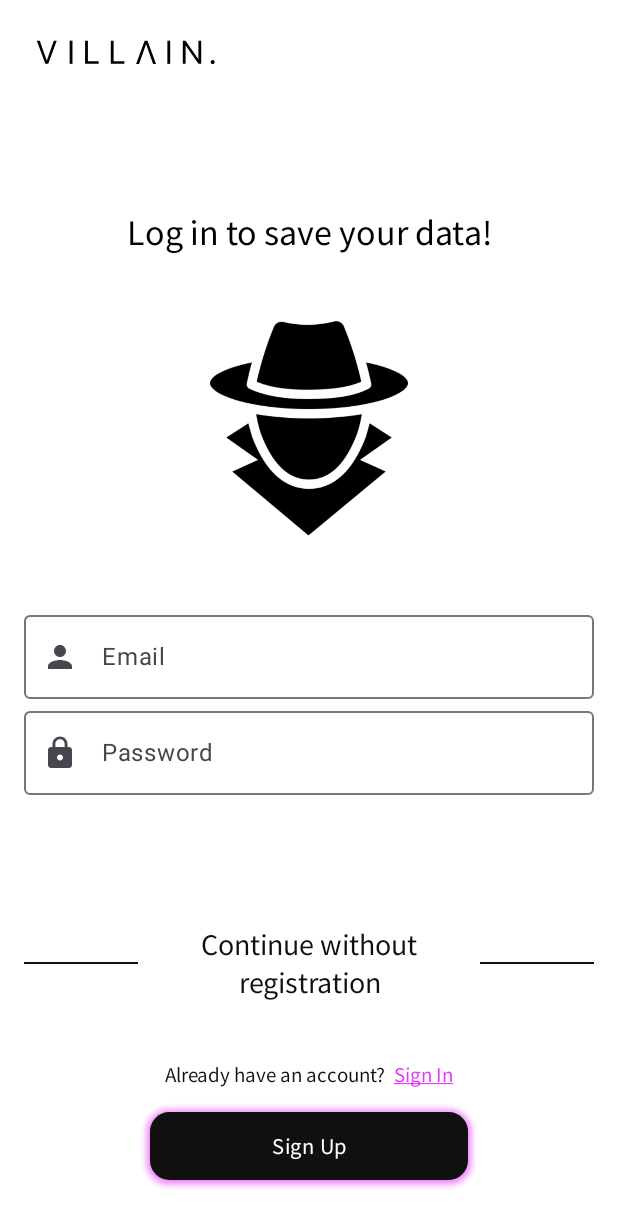
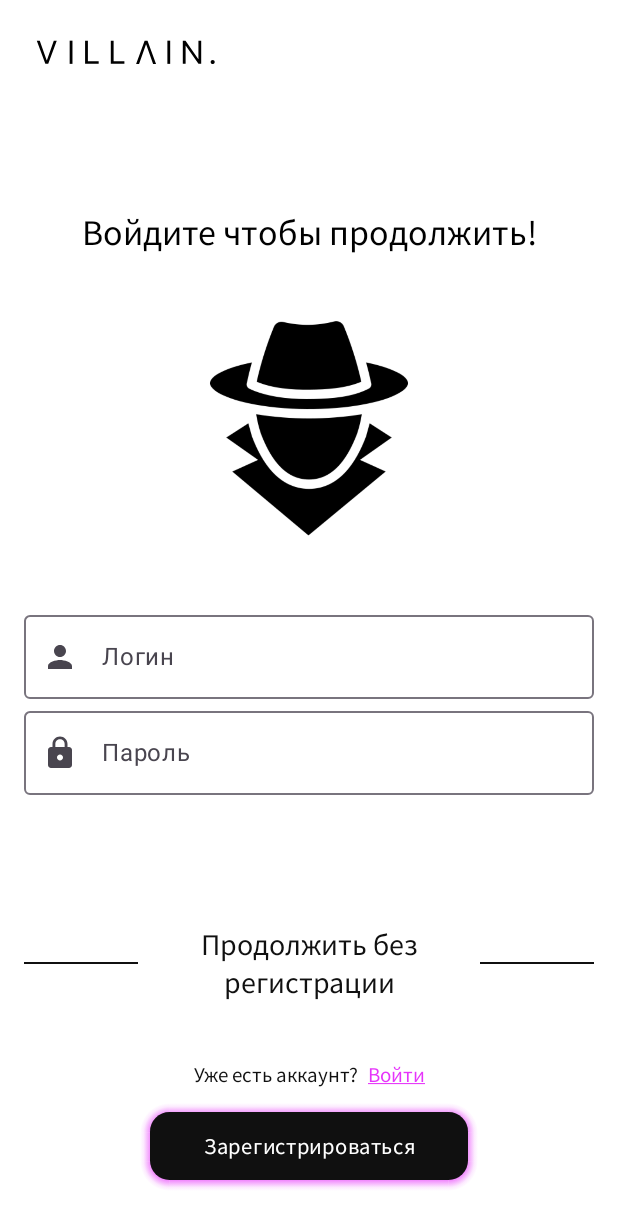
Before and after one commit to Supreme1Duck/Compose-Notes, an Android app built with Jetpack Compose: the SignUpScreen screen opened through its navigation route, on a phone screen of 412 x 824 dp. Shown: the top 1228 px of the screen. Run offline under Robolectric (Android 15) with nearby library versions, the phone set to English and light mode, and no system bars; our stand-ins replace Dagger/Hilt's generated code, accompanist, constraintlayout-compose.

Commit message:
Quick fix changes.

```diff
--- a/app/src/main/res/values/strings.xml
+++ b/app/src/main/res/values/strings.xml
@@ -6,26 +6,26 @@
     <string name="error_dialog_unknown_description">Internal error has occurred!</string>
 
     <string name="welcome_screen_title">VILLAIN</string>
-    <string name="welcome_screen_hello">Welcome to</string>
+    <string name="welcome_screen_hello">Добро пожаловать</string>
     <string name="welcome_screen_online_functions">Want to use online functions?</string>
-    <string name="welcome_screen_action">Next</string>
+    <string name="welcome_screen_action">Дальше</string>
     <string name="welcome_screen_checkbox_alert">Please confirm the agreement!</string>
-    <string name="welcome_screen_terms_checkbox">Terms and Conditions</string>
-    <string name="welcome_screen_terms_info">"By clicking checkbox you confirm an agreement with the usage of your personal data in terms of improving service"</string>
+    <string name="welcome_screen_terms_checkbox">Условия и соглашение</string>
+    <string name="welcome_screen_terms_info">"Выбирая, вы даете согласие на обработку персональных данных в целях улучшения сервиса"</string>
     <string name="welcome_screen_checkmark_description">CheckMark</string>
 
     <string name="welcome_screen_navigation_start">start</string>
 
-    <string name="sign_in_screen_action">Sign In</string>
-    <string name="sign_in_screen_title">Log in to continue!</string>
+    <string name="sign_in_screen_action">Войти</string>
+    <string name="sign_in_screen_title">Войдите чтобы продолжить!</string>
 
-    <string name="sign_up_screen_action">Sign Up</string>
-    <string name="sign_up_screen_title">Log in to save your data!</string>
-    <string name="sign_up_screen_continue_without_reg">Continue without registration</string>
-    <string name="sign_up_already_have_acc">Already have an account?</string>
-    <string name="sign_up_screen_action_sign_in">Sign In</string>
-    <string name="sign_up_screen_email_hint">Email</string>
-    <string name="sign_up_screen_password_hint">Password</string>
+    <string name="sign_up_screen_action">Зарегистрироваться</string>
+    <string name="sign_up_screen_title">Войдите чтобы продолжить!</string>
+    <string name="sign_up_screen_continue_without_reg">Продолжить без регистрации</string>
+    <string name="sign_up_already_have_acc">Уже есть аккаунт?</string>
+    <string name="sign_up_screen_action_sign_in">Войти</string>
+    <string name="sign_up_screen_email_hint">Логин</string>
+    <string name="sign_up_screen_password_hint">Пароль</string>
     <string name="sign_up_screen_password_special_symbols_not_allowed">Special symbols are not allowed</string>
     <string name="sign_up_screen_password_spaces_not_allowed">No spaces are allowed</string>
     <string name="sign_up_screen_password_min_10_characters">Password must contain minimum 10 characters</string>
@@ -35,15 +35,15 @@
     <string name="dashboard_navigation_date_range">Date Range</string>
     <string name="note_item_select">Select</string>
     <string name="dashboard_app_bar_profile">Account</string>
-    <string name="dashboard_app_bar_title">Hi, %s!</string>
-    <string name="dashboard_app_bar_empty_name">friend</string>
+    <string name="dashboard_app_bar_title">Добрый день, %s!</string>
+    <string name="dashboard_app_bar_empty_name">гость</string>
     <string name="dashboard_loading_state">Loading</string>
     <string name="dashboard_error_state">Error while loading, retrying</string>
     <string name="dashboard_premium_icon">Premium</string>
     <string name="dashboard_premium_title">Go Premium!</string>
     <string name="dashboard_premium_description">Get unlimited access to all our features!</string>
-    <string name="dashboard_title_tasks">Tasks</string>
-    <string name="dashboard_no_tasks_info">You have no tasks for today!</string>
+    <string name="dashboard_title_tasks">Задачи</string>
+    <string name="dashboard_no_tasks_info">Нет задач на сегодня!</string>
 
     <string name="dashboard_note_action_image">Action</string>
     <string name="dashboard_note_action_estimate">%d left</string>
@@ -55,7 +55,7 @@
     <string name="today_screen_dismiss_dialog">Dismiss</string>
     <string name="today_screen_error_dialog_title">An error occurred when getting data</string>
     <string name="today_screen_error_dialog_retry">Retry</string>
-    <string name="today_screen_subtitle">You have %d tasks for today!</string>
+    <string name="today_screen_subtitle">У вас %d задач на сегодня!</string>
 
     <string name="create_screen_title">Create</string>
     <string name="create_screen_back">Back</string>
```
